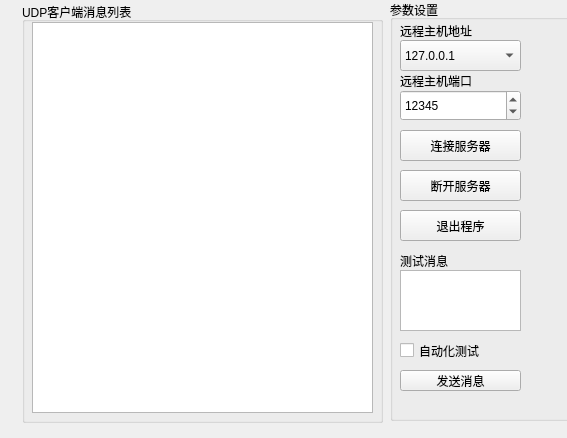
Before: the Qt Designer form formudpclient.ui in AuroraDev-shuyu/NetTools, drawn with Qt 5.
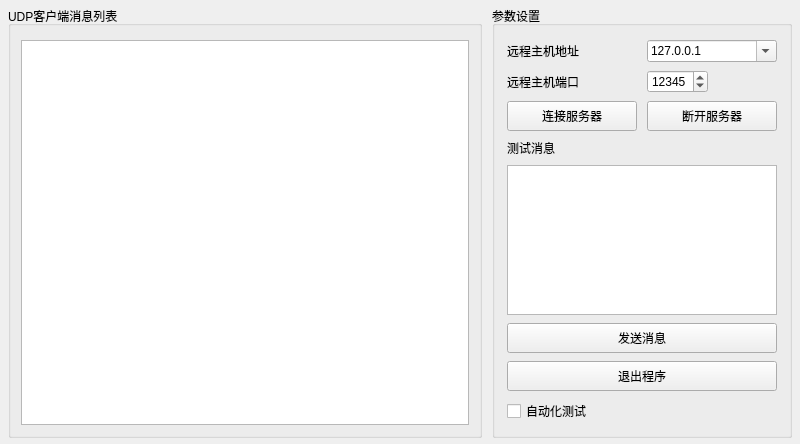
After: the same form once the commit is applied. Icons and pictures are not drawn.

What changed in the file:
```diff
--- a/formudpclient.ui
+++ b/formudpclient.ui
@@ -6,71 +6,98 @@
    <rect>
     <x>0</x>
     <y>0</y>
-    <width>567</width>
-    <height>438</height>
+    <width>800</width>
+    <height>444</height>
    </rect>
   </property>
   <property name="windowTitle">
    <string>Form</string>
   </property>
+  <layout class="QHBoxLayout" name="horizontalLayout">
+   <property name="spacing">
+    <number>10</number>
+   </property>
+   <property name="leftMargin">
+    <number>8</number>
+   </property>
+   <property name="topMargin">
+    <number>6</number>
+   </property>
+   <property name="rightMargin">
+    <number>8</number>
+   </property>
+   <property name="bottomMargin">
+    <number>6</number>
+   </property>
+   <item>
   <widget class="QGroupBox" name="groupBox">
-   <property name="geometry">
-    <rect>
-     <x>22</x>
-     <y>2</y>
-     <width>361</width>
-     <height>421</height>
-    </rect>
-   </property>
-   <property name="font">
-    <font>
-     <pointsize>9</pointsize>
-    </font>
-   </property>
    <property name="title">
     <string>UDP客户端消息列表</string>
    </property>
+     <layout class="QVBoxLayout" name="verticalLayout">
+      <property name="leftMargin">
+       <number>10</number>
+      </property>
+      <property name="topMargin">
+       <number>14</number>
+      </property>
+      <property name="rightMargin">
+       <number>10</number>
+      </property>
+      <property name="bottomMargin">
+       <number>10</number>
+      </property>
+      <item>
    <widget class="QPlainTextEdit" name="plainTextEdit_UDPClientMsgList">
-    <property name="geometry">
-     <rect>
-      <x>10</x>
-      <y>20</y>
-      <width>341</width>
-      <height>391</height>
-     </rect>
-    </property>
-   </widget>
-  </widget>
+        <property name="readOnly">
+         <bool>true</bool>
+        </property>
+       </widget>
+      </item>
+     </layout>
+    </widget>
+   </item>
+   <item>
   <widget class="QGroupBox" name="groupBox_2">
-   <property name="geometry">
-    <rect>
-     <x>390</x>
-     <y>0</y>
-     <width>181</width>
-     <height>421</height>
-    </rect>
-   </property>
-   <property name="font">
-    <font>
-     <pointsize>9</pointsize>
-    </font>
+     <property name="minimumSize">
+      <size>
+       <width>300</width>
+       <height>0</height>
+      </size>
    </property>
    <property name="title">
     <string>参数设置</string>
    </property>
+     <layout class="QGridLayout" name="gridLayout_3">
+      <property name="leftMargin">
+       <number>12</number>
+      </property>
+      <property name="topMargin">
+       <number>14</number>
+      </property>
+      <property name="rightMargin">
+       <number>12</number>
+      </property>
+      <property name="bottomMargin">
+       <number>12</number>
+      </property>
+      <property name="horizontalSpacing">
+       <number>10</number>
+      </property>
+      <property name="verticalSpacing">
+       <number>8</number>
+      </property>
+      <item row="0" column="0">
+       <widget class="QLabel" name="label">
+        <property name="text">
+         <string>远程主机地址</string>
+        </property>
+       </widget>
+      </item>
+      <item row="0" column="1">
    <widget class="QComboBox" name="comboBox_UDPClientIP">
-    <property name="geometry">
-     <rect>
-      <x>10</x>
-      <y>40</y>
-      <width>121</width>
-      <height>31</height>
-     </rect>
-    </property>
-    <property name="font">
-     <font>
-      <pointsize>9</pointsize>
-     </font>
+        <property name="editable">
+         <bool>true</bool>
     </property>
     <item>
      <property name="text">
@@ -78,19 +105,21 @@
      </property>
     </item>
    </widget>
+      </item>
+      <item row="1" column="0">
+       <widget class="QLabel" name="label_2">
+        <property name="text">
+         <string>远程主机端口</string>
+        </property>
+       </widget>
+      </item>
+      <item row="1" column="1" alignment="Qt::AlignLeft">
    <widget class="QSpinBox" name="spinBox_UDPClientPort">
-    <property name="geometry">
-     <rect>
-      <x>10</x>
-      <y>90</y>
-      <width>121</width>
-      <height>31</height>
-     </rect>
-    </property>
-    <property name="font">
-     <font>
-      <pointsize>9</pointsize>
-     </font>
+        <property name="maximumSize">
+         <size>
+          <width>120</width>
+          <height>16777215</height>
+         </size>
     </property>
     <property name="maximum">
      <number>65535</number>
@@ -99,177 +128,94 @@
      <number>12345</number>
     </property>
    </widget>
+      </item>
+      <item row="2" column="0" colspan="2">
+       <layout class="QHBoxLayout" name="horizontalLayout_2">
+        <property name="spacing">
+         <number>10</number>
+        </property>
+        <item>
    <widget class="QPushButton" name="pushButton_UDPClientConnect">
-    <property name="geometry">
-     <rect>
-      <x>10</x>
-      <y>130</y>
-      <width>121</width>
-      <height>31</height>
-     </rect>
-    </property>
-    <property name="font">
-     <font>
-      <pointsize>9</pointsize>
-     </font>
+          <property name="minimumSize">
+           <size>
+            <width>0</width>
+            <height>30</height>
+           </size>
     </property>
     <property name="text">
      <string>连接服务器</string>
     </property>
-    <property name="icon">
-     <iconset resource="images.qrc">
-      <normaloff>:/new/prefix1/images/connect.ico</normaloff>:/new/prefix1/images/connect.ico</iconset>
-    </property>
-   </widget>
-   <widget class="QLabel" name="label_2">
-    <property name="geometry">
-     <rect>
-      <x>10</x>
-      <y>70</y>
-      <width>111</width>
-      <height>21</height>
-     </rect>
-    </property>
-    <property name="font">
-     <font>
-      <pointsize>9</pointsize>
-     </font>
-    </property>
-    <property name="text">
-     <string>远程主机端口</string>
-    </property>
-   </widget>
-   <widget class="QLabel" name="label">
-    <property name="geometry">
-     <rect>
-      <x>10</x>
-      <y>20</y>
-      <width>111</width>
-      <height>21</height>
-     </rect>
-    </property>
-    <property name="font">
-     <font>
-      <pointsize>9</pointsize>
-     </font>
-    </property>
-    <property name="text">
-     <string>远程主机地址</string>
-    </property>
-   </widget>
+         </widget>
+        </item>
+        <item>
    <widget class="QPushButton" name="pushButton_UDPClientDisconnect">
-    <property name="geometry">
-     <rect>
-      <x>10</x>
-      <y>170</y>
-      <width>121</width>
-      <height>31</height>
-     </rect>
-    </property>
-    <property name="font">
-     <font>
-      <pointsize>9</pointsize>
-     </font>
+          <property name="minimumSize">
+           <size>
+            <width>0</width>
+            <height>30</height>
+           </size>
     </property>
     <property name="text">
      <string>断开服务器</string>
     </property>
-    <property name="icon">
-     <iconset resource="images.qrc">
-      <normaloff>:/new/prefix1/images/disconnect.ico</normaloff>:/new/prefix1/images/disconnect.ico</iconset>
-    </property>
-   </widget>
-   <widget class="QPushButton" name="pushButton_UDPClientClose">
-    <property name="geometry">
-     <rect>
-      <x>10</x>
-      <y>210</y>
-      <width>121</width>
-      <height>31</height>
-     </rect>
-    </property>
-    <property name="font">
-     <font>
-      <pointsize>9</pointsize>
-     </font>
-    </property>
-    <property name="text">
-     <string>退出程序</string>
-    </property>
-    <property name="icon">
-     <iconset resource="images.qrc">
-      <normaloff>:/new/prefix1/images/exit.ico</normaloff>:/new/prefix1/images/exit.ico</iconset>
-    </property>
-   </widget>
+         </widget>
+        </item>
+       </layout>
+      </item>
+      <item row="3" column="0" colspan="2">
    <widget class="QLabel" name="label_3">
-    <property name="geometry">
-     <rect>
-      <x>10</x>
-      <y>250</y>
-      <width>111</width>
-      <height>21</height>
-     </rect>
-    </property>
-    <property name="font">
-     <font>
-      <pointsize>9</pointsize>
-     </font>
-    </property>
     <property name="text">
      <string>测试消息</string>
     </property>
    </widget>
+      </item>
+      <item row="4" column="0" colspan="2">
    <widget class="QPlainTextEdit" name="plainTextEdit_UDPClientSendData">
-    <property name="geometry">
-     <rect>
-      <x>10</x>
-      <y>270</y>
-      <width>121</width>
-      <height>61</height>
-     </rect>
-    </property>
-    <property name="font">
-     <font>
-      <pointsize>9</pointsize>
-     </font>
-    </property>
-   </widget>
+        <property name="minimumSize">
+         <size>
+          <width>0</width>
+          <height>60</height>
+         </size>
+        </property>
+       </widget>
+      </item>
+      <item row="5" column="0" colspan="2">
    <widget class="QPushButton" name="pushButton_UDPClientSendMsg">
-    <property name="geometry">
-     <rect>
-      <x>10</x>
-      <y>370</y>
-      <width>121</width>
-      <height>21</height>
-     </rect>
-    </property>
-    <property name="font">
-     <font>
-      <pointsize>9</pointsize>
-     </font>
+        <property name="minimumSize">
+         <size>
+          <width>0</width>
+          <height>30</height>
+         </size>
     </property>
     <property name="text">
      <string>发送消息</string>
     </property>
-    <property name="icon">
-     <iconset resource="images.qrc">
-      <normaloff>:/new/prefix1/images/sendmsg2.ico</normaloff>:/new/prefix1/images/sendmsg2.ico</iconset>
-    </property>
-   </widget>
+       </widget>
+      </item>
+      <item row="6" column="0" colspan="2">
+       <widget class="QPushButton" name="pushButton_UDPClientClose">
+        <property name="minimumSize">
+         <size>
+          <width>0</width>
+          <height>30</height>
+         </size>
+        </property>
+        <property name="text">
+         <string>退出程序</string>
+        </property>
+       </widget>
+      </item>
+      <item row="7" column="0" colspan="2">
    <widget class="QCheckBox" name="checkBox_UDPClientAutoTesting">
-    <property name="geometry">
-     <rect>
-      <x>10</x>
-      <y>340</y>
-      <width>121</width>
-      <height>21</height>
-     </rect>
-    </property>
     <property name="text">
      <string>自动化测试</string>
     </property>
    </widget>
-  </widget>
+      </item>
+     </layout>
+    </widget>
+   </item>
+  </layout>
  </widget>
  <resources>
   <include location="images.qrc"/>
```
Lines whose indentation alone changed are shown as unchanged.
